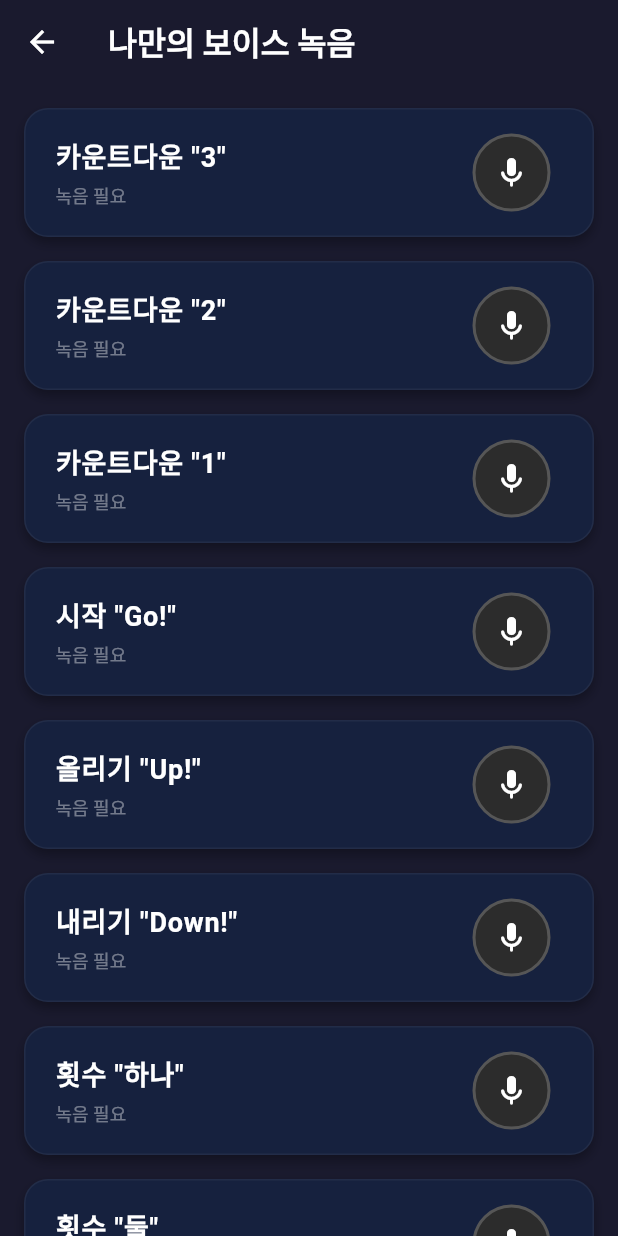
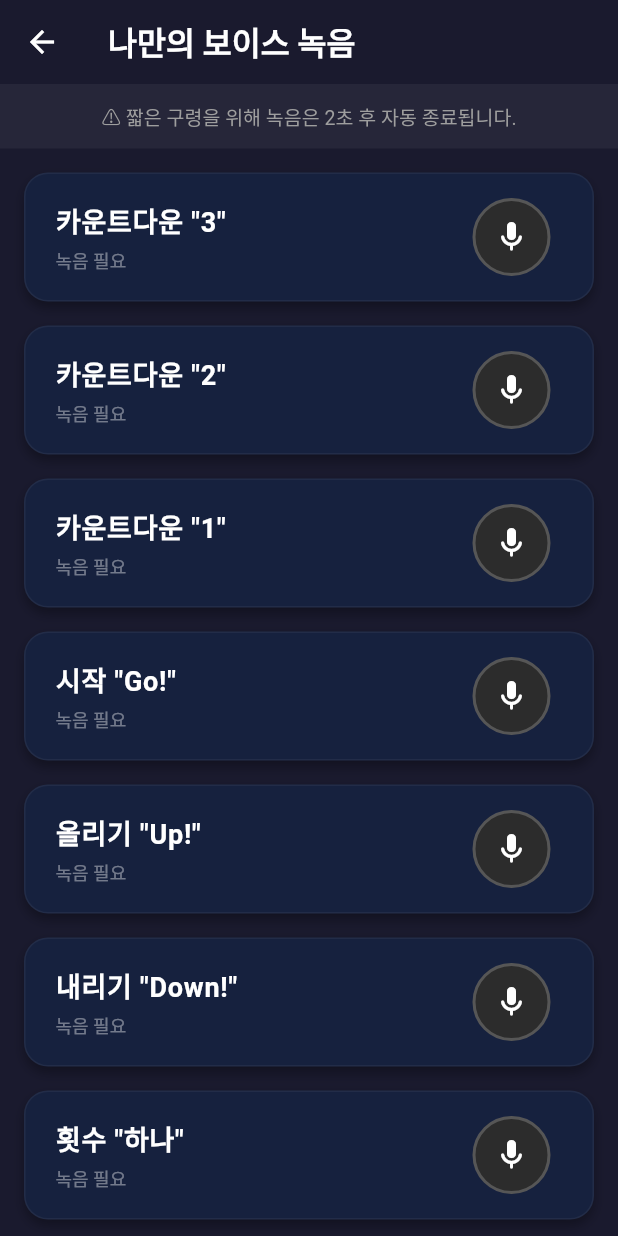
Before and after one commit to Davejinking/fitmix_pwa, a Flutter app: the VoiceRecorderPage screen opened directly, on a phone screen of 412 x 824 dp. Run offline on Flutter 3.47's test engine with Material 3 defaults, Android fonts, the phone set to English and light mode, and no system bars; our stand-ins replace audioplayers, confetti, fl_chart, flutter_tts, google_sign_in, hive and 5 more; missing offline and left inert: record; accounts and stored records are empty; Roboto replaces fonts that are missing (Pretendard).

Commit message:
fix(voice-recorder): resolve duplicate cues and enforce 2s recording limit
- Rename countdown cues to `COUNTDOWN_X` to prevent collision with rep counts.
- Implement 2-second auto-stop timer for voice recording.
- Add visual progress indicator (spinner) during recording.
- Update `RhythmEngine` to handle `COUNTDOWN_` prefix for playback.
- Add unit tests for `RhythmEngine` cue handling.

```diff
--- a/lib/pages/voice_recorder_page.dart
+++ b/lib/pages/voice_recorder_page.dart
@@ -1,3 +1,4 @@
+import 'dart:async';
 import 'package:flutter/material.dart';
 import 'package:flutter/services.dart';
 import '../services/audio_recorder_service.dart';
@@ -13,6 +14,7 @@ class _VoiceRecorderPageState extends State<VoiceRecorderPage> with SingleTicker
   final AudioRecorderService _service = AudioRecorderService();
   late AnimationController _animationController;
   late Animation<double> _animation;
+  Timer? _recordingTimer;
 
   // List of cues to record
   final List<String> _cues = [
@@ -81,13 +83,7 @@ class _VoiceRecorderPageState extends State<VoiceRecorderPage> with SingleTicker
 
   Future<void> _toggleRecording(String cue) async {
     if (_recordingCue == cue) {
-      // Stop
-      await _service.stopRecording();
-      setState(() {
-        _recordingCue = null;
-      });
-      await _checkExisting();
-      HapticFeedback.lightImpact();
+      _stopRecordingManually();
     } else {
       if (_recordingCue != null) return; // Already recording another
 
@@ -97,7 +93,26 @@ class _VoiceRecorderPageState extends State<VoiceRecorderPage> with SingleTicker
       });
       await _service.startRecording(cue);
       HapticFeedback.heavyImpact();
+
+      // Auto-stop after 2 seconds
+      _recordingTimer = Timer(const Duration(seconds: 2), () {
+        if (mounted && _recordingCue == cue) {
+          _stopRecordingManually();
         }
+      });
+    }
+  }
+
+  Future<void> _stopRecordingManually() async {
+    _recordingTimer?.cancel();
+    await _service.stopRecording();
+    if (mounted) {
+      setState(() {
+        _recordingCue = null;
+      });
+    }
+    await _checkExisting();
+    HapticFeedback.lightImpact();
   }
 
   Future<void> _play(String cue) async {
@@ -121,7 +136,20 @@ class _VoiceRecorderPageState extends State<VoiceRecorderPage> with SingleTicker
         foregroundColor: Colors.white,
         elevation: 0,
       ),
-      body: AnimatedBuilder(
+      body: Column(
+        children: [
+          Container(
+            width: double.infinity,
+            padding: const EdgeInsets.symmetric(vertical: 12, horizontal: 16),
+            color: Colors.white.withOpacity(0.05),
+            child: const Text(
+              "⚠ 짧은 구령을 위해 녹음은 2초 후 자동 종료됩니다.",
+              style: TextStyle(color: Colors.grey, fontSize: 13),
+              textAlign: TextAlign.center,
+            ),
+          ),
+          Expanded(
+            child: AnimatedBuilder(
               animation: _animation,
               builder: (context, child) {
                 return ListView.builder(
@@ -218,7 +246,20 @@ class _VoiceRecorderPageState extends State<VoiceRecorderPage> with SingleTicker
                         // Record Button
                         GestureDetector(
                           onTap: () => _toggleRecording(cue),
-                          child: AnimatedContainer(
+                          child: Stack(
+                            alignment: Alignment.center,
+                            children: [
+                              if (isRecording)
+                                SizedBox(
+                                  width: 48,
+                                  height: 48,
+                                  child: CircularProgressIndicator(
+                                    value: null, // Indeterminate or could be tween
+                                    strokeWidth: 3,
+                                    color: Colors.redAccent,
+                                  ),
+                                ),
+                              AnimatedContainer(
                                 duration: const Duration(milliseconds: 200),
                                 padding: const EdgeInsets.all(12),
                                 decoration: BoxDecoration(
@@ -228,7 +269,7 @@ class _VoiceRecorderPageState extends State<VoiceRecorderPage> with SingleTicker
                                   shape: BoxShape.circle,
                                   border: Border.all(
                                     color: isRecording
-                                    ? Colors.redAccent
+                                        ? Colors.transparent
                                         : Colors.white.withOpacity(0.2),
                                     width: 2
                                   ),
@@ -247,6 +288,8 @@ class _VoiceRecorderPageState extends State<VoiceRecorderPage> with SingleTicker
                                   color: isRecording ? Colors.redAccent : Colors.white,
                                   size: 24,
                                 ),
+                              ),
+                            ],
                           ),
                         ),
 
@@ -269,6 +312,9 @@ class _VoiceRecorderPageState extends State<VoiceRecorderPage> with SingleTicker
                 );
               }
             ),
+          ),
+        ],
+      ),
     );
   }
 }
```
Lines whose indentation alone changed are shown as unchanged.
